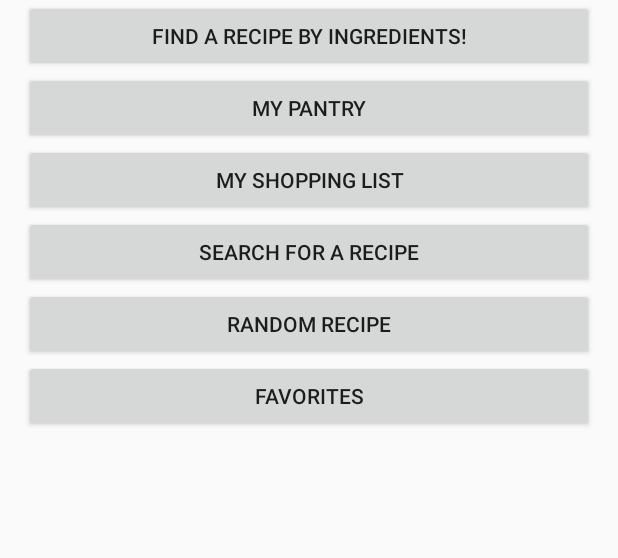
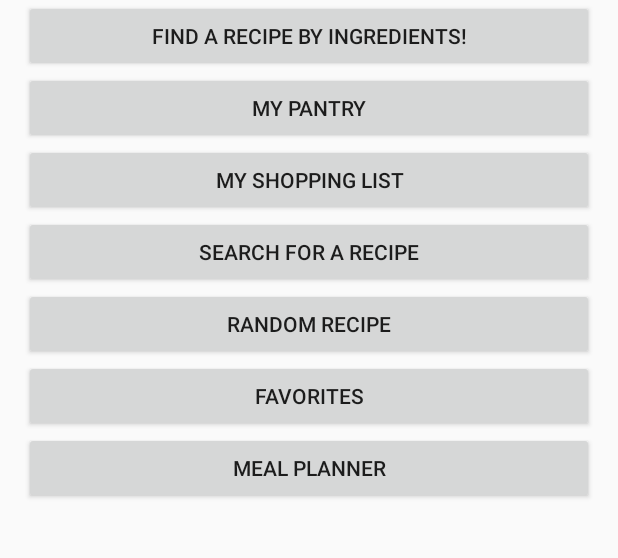
Before and after one commit to clumsyninja007/Sporkly, an Android app: the screen it shows after launch (MainActivity), on a phone screen of 412 x 824 dp, the part 77-635 px from its top. Run offline under Robolectric (Android 15) with nearby library versions, the phone set to English and light mode, and no system bars; pictures from the network do not load.

Commit message:
Added Meal Planner activity + Calendar widget

```diff
--- a/app/src/main/AndroidManifest.xml
+++ b/app/src/main/AndroidManifest.xml
@@ -22,6 +22,7 @@
         <activity android:name=".RecipeSearchActivity" android:label="@string/recipeSearchButton"></activity>
         <activity android:name=".RecipeViewActivity" android:label="@string/recipeViewLabel"></activity>
         <activity android:name=".FavoritesActivity" android:label="@string/favoritesLabel"></activity>
+        <activity android:name=".MealPlannerActivity" android:label="@string/plannerLabel"></activity>
     </application>
 
     <uses-permission android:name="android.permission.INTERNET" />
--- a/app/src/main/java/com/example/aharm/sporkly/MainActivity.java
+++ b/app/src/main/java/com/example/aharm/sporkly/MainActivity.java
@@ -19,7 +19,7 @@ import org.json.JSONObject;
 public class MainActivity extends AppCompatActivity implements View.OnClickListener {
     MyApplication app;
 
-    private Button recipe, pantry, shoppingList, recipeSearch, randomRecipe, favorites;
+    private Button recipe, pantry, shoppingList, recipeSearch, randomRecipe, favorites, mealPlan;
 
     @Override
     protected void onCreate(Bundle savedInstanceState) {
@@ -37,6 +37,7 @@ public class MainActivity extends AppCompatActivity implements View.OnClickListe
         recipeSearch = (Button)findViewById(R.id.recipeSearch);
         randomRecipe = (Button)findViewById(R.id.randomRecipe);
         favorites = (Button)findViewById(R.id.favorites);
+        mealPlan = (Button) findViewById(R.id.meal_schedule);
 
         recipe.setOnClickListener(this);
         pantry.setOnClickListener(this);
@@ -44,6 +45,7 @@ public class MainActivity extends AppCompatActivity implements View.OnClickListe
         recipeSearch.setOnClickListener(this);
         randomRecipe.setOnClickListener(this);
         favorites.setOnClickListener(this);
+        mealPlan.setOnClickListener(this);
 
         //((MyApplication) this.getApplication()).viewRecipe(this, 721001);
     }
@@ -69,6 +71,9 @@ public class MainActivity extends AppCompatActivity implements View.OnClickListe
             case R.id.favorites:
                 startActivity(new Intent(this, FavoritesActivity.class));
                 break;
+            case R.id.meal_schedule:
+                startActivity(new Intent(this, MealPlannerActivity.class));
+                break;
             default:
                 break;
         }
--- a/app/src/main/res/layout/activity_main.xml
+++ b/app/src/main/res/layout/activity_main.xml
@@ -54,4 +54,10 @@
         android:layout_width="match_parent"
         android:layout_height="wrap_content"
         android:id="@+id/favorites" />
+
+    <Button
+        android:text="Meal Planner"
+        android:layout_width="match_parent"
+        android:layout_height="wrap_content"
+        android:id="@+id/meal_schedule" />
 </LinearLayout>
--- a/app/src/main/res/values/strings.xml
+++ b/app/src/main/res/values/strings.xml
@@ -14,6 +14,7 @@
     <string name="recipeSearchLabel">Recipe Search</string>
     <string name="recipeViewLabel">Recipe View</string>
     <string name="favoritesLabel">Favorites</string>
+    <string name="plannerLabel">Meal Planner</string>
 
     <string name="shoppingHint">Enter Ingredient Name</string>
     <string name="shoppingButton">Search Ingredients</string>
```
Also changed, not shown: app/src/main/java/com/example/aharm/sporkly/MealPlannerActivity.java (added, +74 -0 lines), app/src/main/res/layout/meal_planner.xml (added, +15 -0 lines), gradle/wrapper/gradle-wrapper.properties.
